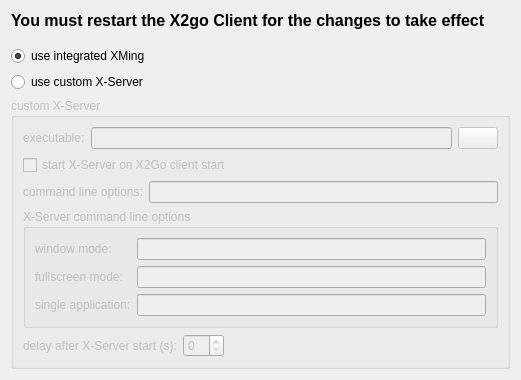
First picture: the form in xsettingsui.ui, repository zoltan-ongithub/x2goclient-qt5, before the edit.
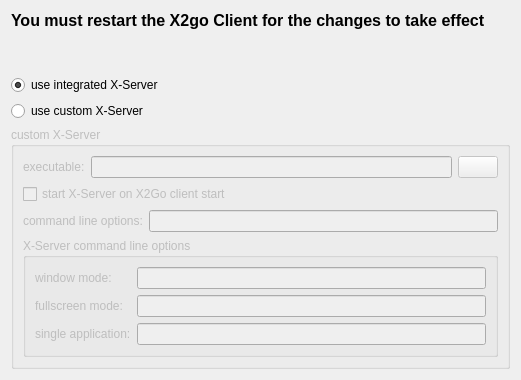
Second picture: the form after the edit.

What changed in the file:
```diff
--- a/xsettingsui.ui
+++ b/xsettingsui.ui
@@ -47,7 +47,7 @@
    <item>
     <widget class="QRadioButton" name="rbXming">
      <property name="text">
-      <string>use integrated XMing</string>
+      <string>use integrated X-Server</string>
      </property>
      <property name="checked">
       <bool>true</bool>
@@ -158,33 +158,6 @@
         </layout>
        </widget>
       </item>
-      <item>
-       <layout class="QHBoxLayout" name="horizontalLayout_3">
-        <item>
-         <widget class="QLabel" name="label_6">
-          <property name="text">
-           <string>delay after X-Server start (s):</string>
-          </property>
-         </widget>
-        </item>
-        <item>
-         <widget class="QSpinBox" name="spDelay"/>
-        </item>
-        <item>
-         <spacer name="horizontalSpacer">
-          <property name="orientation">
-           <enum>Qt::Horizontal</enum>
-          </property>
-          <property name="sizeHint" stdset="0">
-           <size>
-            <width>40</width>
-            <height>20</height>
-           </size>
-          </property>
-         </spacer>
-        </item>
-       </layout>
-      </item>
      </layout>
     </widget>
    </item>
```
